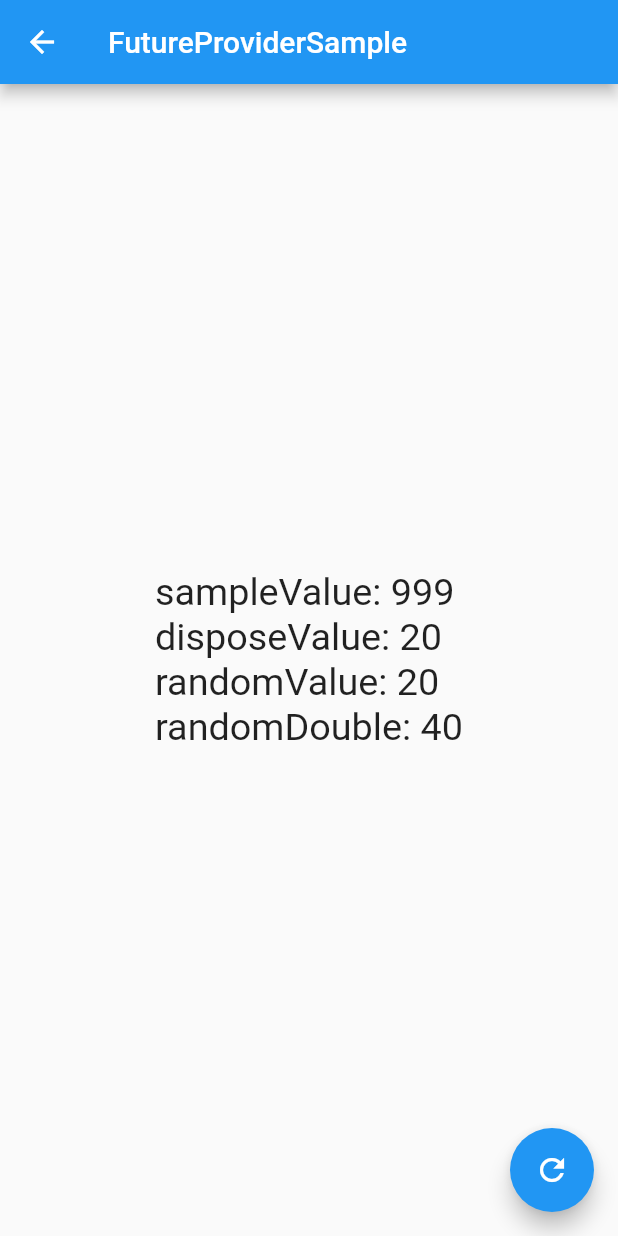
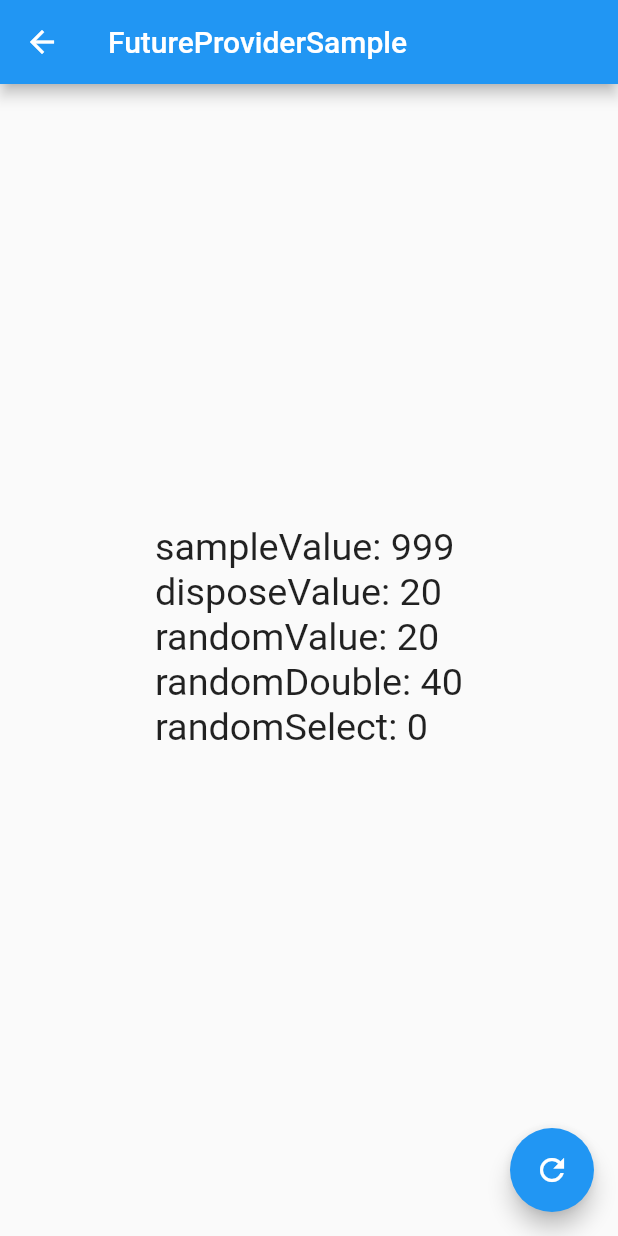
Before and after one commit to ktakayama/RiverpodSample, a Flutter app: the ProviderSample screen opened directly, on a phone screen of 412 x 824 dp. Run offline on Flutter 3.47's test engine with Material 2 defaults, Android fonts, the phone set to English and light mode, and no system bars; our stand-ins replace flutter_riverpod.

Commit message:
add: sample watch(provider.select) case

```diff
--- a/lib/provider_sample.dart
+++ b/lib/provider_sample.dart
@@ -17,12 +17,17 @@ class ProviderSample extends ConsumerWidget {
     final disposeValue = ref.watch(dsiposeProvider);
     final randomValue = ref.watch(randomProvider);
     final randomDoubleValue = ref.watch(randomDoubleProvider);
+    final randomSelectValue =
+        ref.watch(randomProvider.select((value) => value > 50 ? value : 0));
     return Scaffold(
         appBar: AppBar(title: const Text('FutureProviderSample')),
-        body: Center(
-            child: Text(
-                'sampleValue: $sampleValue\ndisposeValue: $disposeValue\nrandomValue: $randomValue\nrandomDouble: $randomDoubleValue',
-                textScaleFactor: 1.8)),
+        body: Center(child: Text('''
+sampleValue: $sampleValue
+disposeValue: $disposeValue
+randomValue: $randomValue
+randomDouble: $randomDoubleValue
+randomSelect: $randomSelectValue
+''', textScaleFactor: 1.8)),
         floatingActionButton: FloatingActionButton(
           child: const Icon(Icons.refresh),
           onPressed: () => ref
```
